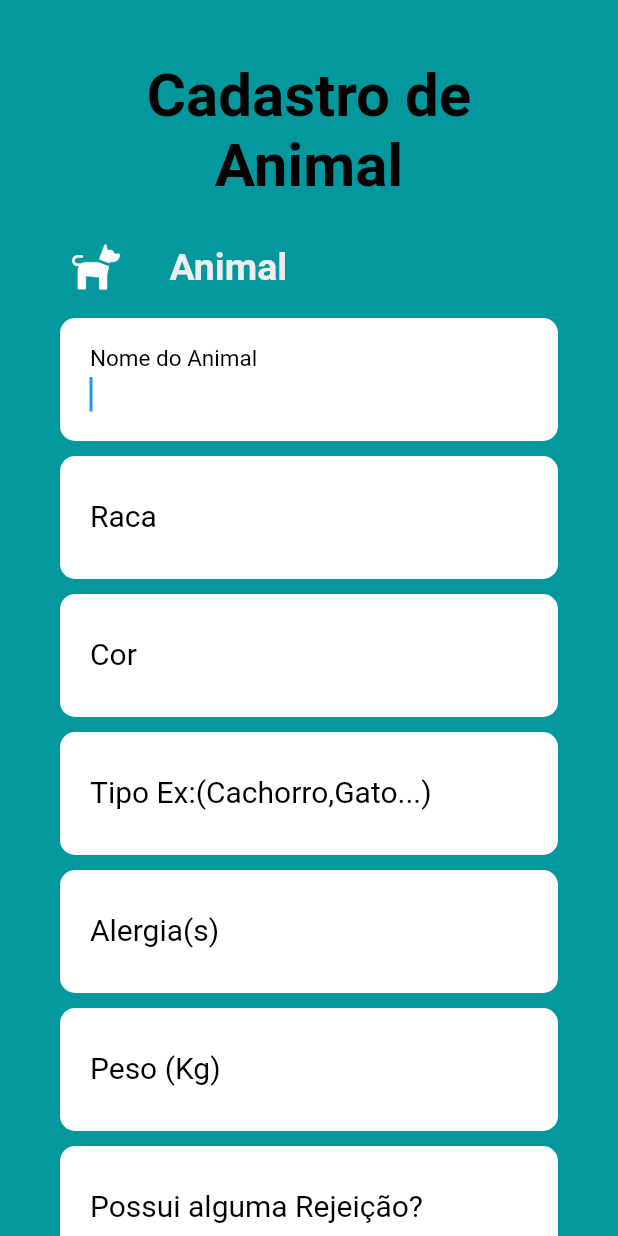
After one commit to dequim1000/nutriaumigos_old, a Flutter app: the AnimaisPage screen opened by its route, on a phone screen of 412 x 824 dp. The commit adds this screen. Run offline on Flutter 3.47's test engine with Material 2 defaults, Android fonts, the phone set to English and light mode, and no system bars; our stand-ins replace cloud_firestore, firebase_auth, firebase_core, mask_text_input_formatter; missing offline and left inert: cpf_cnpj_validator, dart:ffi; accounts and stored records are empty.

Commit message:
Implementação de Tela Cadastro de Animais

```diff
--- a/nutriaumigos/lib/Screens/Alimentacao/alimentacao.dart
+++ b/nutriaumigos/lib/Screens/Alimentacao/alimentacao.dart
@@ -1,3 +1,5 @@
+import 'dart:ffi';
+
 import 'package:flutter/material.dart';
 import 'package:flutter/src/widgets/container.dart';
 import 'package:flutter/src/widgets/framework.dart';
@@ -13,7 +15,7 @@ class AlimentacaoPage extends StatefulWidget {
 class _AlimentacaoPageState extends State<AlimentacaoPage> {
   @override
   Widget build(BuildContext context) {
-    var txtNomeAlimento = TextEditingController();
+    var txtNomeAnimal = TextEditingController();
     var txtQuantidade = TextEditingController();
     var txtDescricao = TextEditingController();
     bool DiaSemana = false;
@@ -53,7 +55,7 @@ class _AlimentacaoPageState extends State<AlimentacaoPage> {
                   width: 25,
                 ),
                 const Text(
-                  "Plano Alimentar",
+                  "Animal",
                   textAlign: TextAlign.start,
                   style: TextStyle(
                     color: kPrimaryLightColor,
@@ -67,7 +69,7 @@ class _AlimentacaoPageState extends State<AlimentacaoPage> {
               height: 10,
             ),
             TextFormField(
-              controller: txtNomeAlimento,
+              controller: txtNomeAnimal,
               autofocus: true,
               decoration: InputDecoration(
                 filled: true,
@@ -83,7 +85,7 @@ class _AlimentacaoPageState extends State<AlimentacaoPage> {
                     style: BorderStyle.none,
                   ),
                 ),
-                labelText: "Nome do Alimento",
+                labelText: "Nome do Animal",
                 labelStyle: TextStyle(
                   color: Colors.black,
                   fontWeight: FontWeight.w400,
@@ -97,7 +99,7 @@ class _AlimentacaoPageState extends State<AlimentacaoPage> {
             const SizedBox(
               height: 10,
             ),
-           TextFormField(
+            TextFormField(
               controller: txtQuantidade,
               autofocus: true,
               decoration: InputDecoration(
--- /dev/null
+++ b/nutriaumigos/lib/Screens/Animais/animais.dart
@@ -0,0 +1,451 @@
+import 'package:flutter/material.dart';
+import 'package:flutter/src/widgets/container.dart';
+import 'package:flutter/src/widgets/framework.dart';
+import 'package:nutriaumigos/constants.dart';
+
+class AnimaisPage extends StatefulWidget {
+  const AnimaisPage({super.key});
+
+  @override
+  State<AnimaisPage> createState() => _AnimaisPageState();
+}
+
+class _AnimaisPageState extends State<AnimaisPage> {
+  @override
+  Widget build(BuildContext context) {
+    var txtNomeAnimal = TextEditingController();
+    var txtRaca = TextEditingController();
+    var txtCor = TextEditingController();
+    var txtTipo = TextEditingController();
+    var txtAlergias = TextEditingController();
+    var txtPeso = TextEditingController();
+    var txtRejeicao = TextEditingController();
+    var txtProblemas = TextEditingController();
+    var txtObservacao = TextEditingController();
+    var txtDescricao = TextEditingController();
+
+    return Scaffold(
+      body: Container(
+        color: kPrimaryColor,
+        padding: const EdgeInsets.only(
+          top: 40,
+          left: 40,
+          right: 40,
+        ),
+        child: ListView(
+          children: <Widget>[
+            const Center(
+              child: Text(
+                "Cadastro de Animal",
+                textAlign: TextAlign.center,
+                style: TextStyle(
+                  color: Colors.black,
+                  fontWeight: FontWeight.bold,
+                  fontSize: 40,
+                ),
+              ),
+            ),
+            const SizedBox(
+              height: 20,
+            ),
+            Row(
+              children: [
+                IconButton(
+                  icon: Image.asset("assets/icons/pet.png"),
+                  color: Colors.white,
+                  onPressed: () {},
+                ),
+                const SizedBox(
+                  width: 25,
+                ),
+                const Text(
+                  "Animal",
+                  textAlign: TextAlign.start,
+                  style: TextStyle(
+                    color: kPrimaryLightColor,
+                    fontWeight: FontWeight.bold,
+                    fontSize: 25,
+                  ),
+                ),
+              ],
+            ),
+            const SizedBox(
+              height: 10,
+            ),
+            TextFormField(
+              controller: txtNomeAnimal,
+              autofocus: true,
+              decoration: InputDecoration(
+                filled: true,
+                fillColor: Colors.white,
+                isDense: true,
+                contentPadding: EdgeInsets.all(20),
+                border: UnderlineInputBorder(
+                  borderRadius: const BorderRadius.all(
+                    const Radius.circular(10.0),
+                  ),
+                  borderSide: BorderSide(
+                    width: 0,
+                    style: BorderStyle.none,
+                  ),
+                ),
+                labelText: "Nome do Animal",
+                labelStyle: TextStyle(
+                  color: Colors.black,
+                  fontWeight: FontWeight.w400,
+                  fontSize: 20,
+                ),
+              ),
+              style: const TextStyle(
+                fontSize: 20,
+              ),
+            ),
+            const SizedBox(
+              height: 10,
+            ),
+            TextFormField(
+              controller: txtRaca,
+              autofocus: true,
+              decoration: InputDecoration(
+                filled: true,
+                fillColor: Colors.white,
+                isDense: true,
+                contentPadding: EdgeInsets.all(20),
+                border: UnderlineInputBorder(
+                  borderRadius: const BorderRadius.all(
+                    const Radius.circular(10.0),
+                  ),
+                  borderSide: BorderSide(
+                    width: 0,
+                    style: BorderStyle.none,
+                  ),
+                ),
+                labelText: "Raca",
+                labelStyle: TextStyle(
+                  color: Colors.black,
+                  fontWeight: FontWeight.w400,
+                  fontSize: 20,
+                ),
+              ),
+              style: const TextStyle(
+                fontSize: 20,
+              ),
+            ),
+            const SizedBox(
+              height: 10,
+            ),
+            TextFormField(
+              controller: txtCor,
+              autofocus: true,
+              decoration: InputDecoration(
+                filled: true,
+                fillColor: Colors.white,
+                isDense: true,
+                contentPadding: EdgeInsets.all(20),
+                border: UnderlineInputBorder(
+                  borderRadius: const BorderRadius.all(
+                    const Radius.circular(10.0),
+                  ),
+                  borderSide: BorderSide(
+                    width: 0,
+                    style: BorderStyle.none,
+                  ),
+                ),
+                labelText: "Cor",
+                labelStyle: TextStyle(
+                  color: Colors.black,
+                  fontWeight: FontWeight.w400,
+                  fontSize: 20,
+                ),
+              ),
+              style: const TextStyle(
+                fontSize: 20,
+              ),
+            ),
+            const SizedBox(
+              height: 10,
+            ),
+            TextFormField(
+              controller: txtTipo,
+              autofocus: true,
+              decoration: InputDecoration(
+                filled: true,
+                fillColor: Colors.white,
+                isDense: true,
+                contentPadding: EdgeInsets.all(20),
+                border: UnderlineInputBorder(
+                  borderRadius: const BorderRadius.all(
+                    const Radius.circular(10.0),
+                  ),
+                  borderSide: BorderSide(
+                    width: 0,
+                    style: BorderStyle.none,
+                  ),
+                ),
+                labelText: "Tipo Ex:(Cachorro,Gato...)",
+                labelStyle: TextStyle(
+                  color: Colors.black,
+                  fontWeight: FontWeight.w400,
+                  fontSize: 20,
+                ),
+              ),
+              style: const TextStyle(
+                fontSize: 20,
+              ),
+            ),
+            const SizedBox(
+              height: 10,
+            ),
+            TextFormField(
+              controller: txtAlergias,
+              autofocus: true,
+              decoration: InputDecoration(
+                filled: true,
+                fillColor: Colors.white,
+                isDense: true,
+                contentPadding: EdgeInsets.all(20),
+                border: UnderlineInputBorder(
+                  borderRadius: const BorderRadius.all(
+                    const Radius.circular(10.0),
+                  ),
+                  borderSide: BorderSide(
+                    width: 0,
+                    style: BorderStyle.none,
+                  ),
+                ),
+                labelText: "Alergia(s)",
+                labelStyle: TextStyle(
+                  color: Colors.black,
+                  fontWeight: FontWeight.w400,
+                  fontSize: 20,
+                ),
+              ),
+              style: const TextStyle(
+                fontSize: 20,
+              ),
+            ),
+            const SizedBox(
+              height: 10,
+            ),
+            TextFormField(
+              controller: txtPeso,
+              autofocus: true,
+              decoration: InputDecoration(
+                filled: true,
+                fillColor: Colors.white,
+                isDense: true,
+                contentPadding: EdgeInsets.all(20),
+                border: UnderlineInputBorder(
+                  borderRadius: const BorderRadius.all(
+                    const Radius.circular(10.0),
+                  ),
+                  borderSide: BorderSide(
+                    width: 0,
+                    style: BorderStyle.none,
+                  ),
+                ),
+                labelText: "Peso (Kg)",
+                labelStyle: TextStyle(
+                  color: Colors.black,
+                  fontWeight: FontWeight.w400,
+                  fontSize: 20,
+                ),
+              ),
+              style: const TextStyle(
+                fontSize: 20,
+              ),
+            ),
+            const SizedBox(
+              height: 10,
+            ),
+            TextFormField(
+              controller: txtRejeicao,
+              autofocus: true,
+              decoration: InputDecoration(
+                filled: true,
+                fillColor: Colors.white,
+                isDense: true,
+                contentPadding: EdgeInsets.all(20),
+                border: UnderlineInputBorder(
+                  borderRadius: const BorderRadius.all(
+                    const Radius.circular(10.0),
+                  ),
+                  borderSide: BorderSide(
+                    width: 0,
+                    style: BorderStyle.none,
+                  ),
+                ),
+                labelText: "Possui alguma Rejeição?",
+                labelStyle: TextStyle(
+                  color: Colors.black,
+                  fontWeight: FontWeight.w400,
+                  fontSize: 20,
+                ),
+              ),
+              style: const TextStyle(
+                fontSize: 20,
+              ),
+            ),
+            const SizedBox(
+              height: 10,
+            ),
+            TextFormField(
+              controller: txtProblemas,
+              autofocus: true,
+              decoration: InputDecoration(
+                filled: true,
+                fillColor: Colors.white,
+                isDense: true,
+                contentPadding: EdgeInsets.all(20),
+                border: UnderlineInputBorder(
+                  borderRadius: const BorderRadius.all(
+                    const Radius.circular(10.0),
+                  ),
+                  borderSide: BorderSide(
+                    width: 0,
+                    style: BorderStyle.none,
+                  ),
+                ),
+                labelText: "Problemas",
+                labelStyle: TextStyle(
+                  color: Colors.black,
+                  fontWeight: FontWeight.w400,
+                  fontSize: 20,
+                ),
+              ),
+              style: const TextStyle(
+                fontSize: 20,
+              ),
+            ),
+            const SizedBox(
+              height: 10,
+            ),
+            TextFormField(
+              controller: txtObservacao,
+              autofocus: true,
+              decoration: InputDecoration(
+                filled: true,
+                fillColor: Colors.white,
+                isDense: true,
+                contentPadding: EdgeInsets.all(20),
+                border: UnderlineInputBorder(
+                  borderRadius: const BorderRadius.all(
+                    const Radius.circular(10.0),
+                  ),
+                  borderSide: BorderSide(
+                    width: 0,
+                    style: BorderStyle.none,
+                  ),
+                ),
+                labelText: "Observações",
+                labelStyle: TextStyle(
+                  color: Colors.black,
+                  fontWeight: FontWeight.w400,
+                  fontSize: 20,
+                ),
+              ),
+              style: const TextStyle(
+                fontSize: 20,
+              ),
+            ),
+            const SizedBox(
+              height: 10,
+            ),
+            TextFormField(
+              controller: txtDescricao,
+              autofocus: true,
+              decoration: InputDecoration(
+                filled: true,
+                fillColor: Colors.white,
+                isDense: true,
+                contentPadding: EdgeInsets.all(20),
+                border: UnderlineInputBorder(
+                  borderRadius: const BorderRadius.all(
+                    const Radius.circular(10.0),
+                  ),
+                  borderSide: BorderSide(
+                    width: 0,
+                    style: BorderStyle.none,
+                  ),
+                ),
+                labelText: "Descrição",
+                labelStyle: TextStyle(
+                  color: Colors.black,
+                  fontWeight: FontWeight.w400,
+                  fontSize: 20,
+                ),
+              ),
+              style: const TextStyle(
+                fontSize: 20,
+              ),
+            ),
+            const SizedBox(
+              height: 40,
+            ),
+            // Checkbox(
+            //     value: "Segunda",
+            //     onChanged: (DiaSemana) {
+            //       print(checked);
+            //     }),
+            // Checkbox(
+            //     value: "Segunda",
+            //     onChanged: (DiaSemana) {
+            //       print(checked);
+            //     }),
+            Container(
+              height: 60,
+              alignment: Alignment.centerLeft,
+              decoration: const BoxDecoration(
+                gradient: LinearGradient(
+                  begin: Alignment.topLeft,
+                  end: Alignment.bottomRight,
+                  stops: [0.3, 1],
+                  colors: [
+                    Color.fromARGB(255, 238, 214, 3),
+                    Color.fromARGB(255, 247, 225, 32),
+                  ],
+                ),
+                borderRadius: BorderRadius.all(
+                  Radius.circular(5),
+                ),
+              ),
+              child: SizedBox.expand(
+                child: TextButton(
+                  child: Row(
+                    mainAxisAlignment: MainAxisAlignment.spaceBetween,
+                    children: <Widget>[
+                      SizedBox(
+                        height: 32,
+                        width: 32,
+                        child: Image.asset("assets/icons/paw_dog.png"),
+                      ),
+                      const Text(
+                        "Cadastrar",
+                        style: TextStyle(
+                          fontWeight: FontWeight.bold,
+                          wordSpacing: 10,
+                          color: Colors.black,
+                          fontSize: 20,
+                        ),
+                        textAlign: TextAlign.left,
+                      ),
+                      SizedBox(
+                        height: 32,
+                        width: 32,
+                        child: Image.asset("assets/icons/icon_bone_verde.png"),
+                      ),
+                    ],
+                  ),
+                  onPressed: () {},
+                ),
+              ),
+            ),
+            const SizedBox(
+              height: 5,
+            ),
+          ],
+        ),
+      ),
+    );
+  }
+}
--- a/nutriaumigos/lib/Screens/Menu/home.page.dart
+++ b/nutriaumigos/lib/Screens/Menu/home.page.dart
@@ -18,7 +18,10 @@ class _HomePageState extends State<HomePage> {
   Widget build(BuildContext context) {
     return Scaffold(
       backgroundColor: const Color.fromRGBO(3, 152, 158, 0.73),
-      body: FutureBuilder<DocumentSnapshot>(future: DatabaseMethods().getUserFromDB(FirebaseAuth.instance.currentUser!.uid), builder: (context, snapshot) {
+      body: FutureBuilder<DocumentSnapshot>(
+        future: DatabaseMethods()
+            .getUserFromDB(FirebaseAuth.instance.currentUser!.uid),
+        builder: (context, snapshot) {
           final crmv = snapshot.data?.data();
           if (crmv != null) {
             tipoUsuario = (crmv as Map)['crmv'];
@@ -26,14 +29,16 @@ class _HomePageState extends State<HomePage> {
             tipoUsuario = null;
           }
           return _body(context);
-      },),
+        },
+      ),
     );
   }
 
   _body(context) {
     double altura = tipoUsuario == null || tipoUsuario == '' ? 100 : 350;
-    String nomeUsuario = tipoUsuario == null || tipoUsuario == '' ? 'Clientes' : 'Nutricionistas';
-
+    String nomeUsuario = tipoUsuario == null || tipoUsuario == ''
+        ? 'Clientes'
+        : 'Nutricionistas';
 
     return Container(
       color: kPrimaryColor,
@@ -74,7 +79,6 @@ _title() {
 }
 
 _actions(context, nomeUsuario) {
-
   return Container(
     height: 100,
     margin: const EdgeInsets.only(top: 30),
@@ -87,11 +91,11 @@ _actions(context, nomeUsuario) {
               left: 7,
             ),
           ),
-          _buildCard(context, nomeUsuario,
-              'assets/icons/patinhaColor_icon.png', 'login'),
+          _buildCard(context, nomeUsuario, 'assets/icons/patinhaColor_icon.png',
+              'login'),
           const SizedBox(width: 5),
           _buildCard(
-              context, 'Pet', 'assets/icons/patinha_icon.png', 'cadastro'),
+              context, 'Pet', 'assets/icons/patinha_icon.png', 'animais'),
           const SizedBox(width: 5),
           _buildCard(context, 'Alimentos', 'assets/icons/osso-de-cao.png',
               'alimentacao'),
@@ -174,7 +178,7 @@ _diasSemanas(tipoUsuario) {
         ],
       ),
     );
-  }else{
+  } else {
     return Container();
   }
 }
--- a/nutriaumigos/lib/main.dart
+++ b/nutriaumigos/lib/main.dart
@@ -6,14 +6,14 @@ import 'package:nutriaumigos/Screens/Login/recuperacao_senha.dart';
 import 'package:nutriaumigos/Screens/Menu/home.page.dart';
 import 'package:nutriaumigos/constants.dart';
 
+import 'Screens/Animais/animais.dart';
 import 'Screens/Login/login.dart';
 
-void main() async{
+void main() async {
   WidgetsFlutterBinding.ensureInitialized();
   await Firebase.initializeApp();
   runApp(const MyApp());
 }
-
 
 class MyApp extends StatelessWidget {
   const MyApp({super.key});
@@ -25,8 +25,8 @@ class MyApp extends StatelessWidget {
       debugShowCheckedModeBanner: false,
       title: 'Nutri Aumigos',
       theme: ThemeData(
-          primaryColor: kPrimaryColor,
-        ),
+        primaryColor: kPrimaryColor,
+      ),
       home: const LoginPage(),
       routes: {
         'login': (context) => const LoginPage(),
@@ -34,6 +34,7 @@ class MyApp extends StatelessWidget {
         'recuperacao': (context) => const RecuperacaoSenhaPage(),
         'menuPrincipal': (context) => const HomePage(),
         'alimentacao': (context) => const AlimentacaoPage(),
+        'animais': (context) => const AnimaisPage(),
       },
     );
   }
```
Lines whose indentation alone changed are shown as unchanged.
